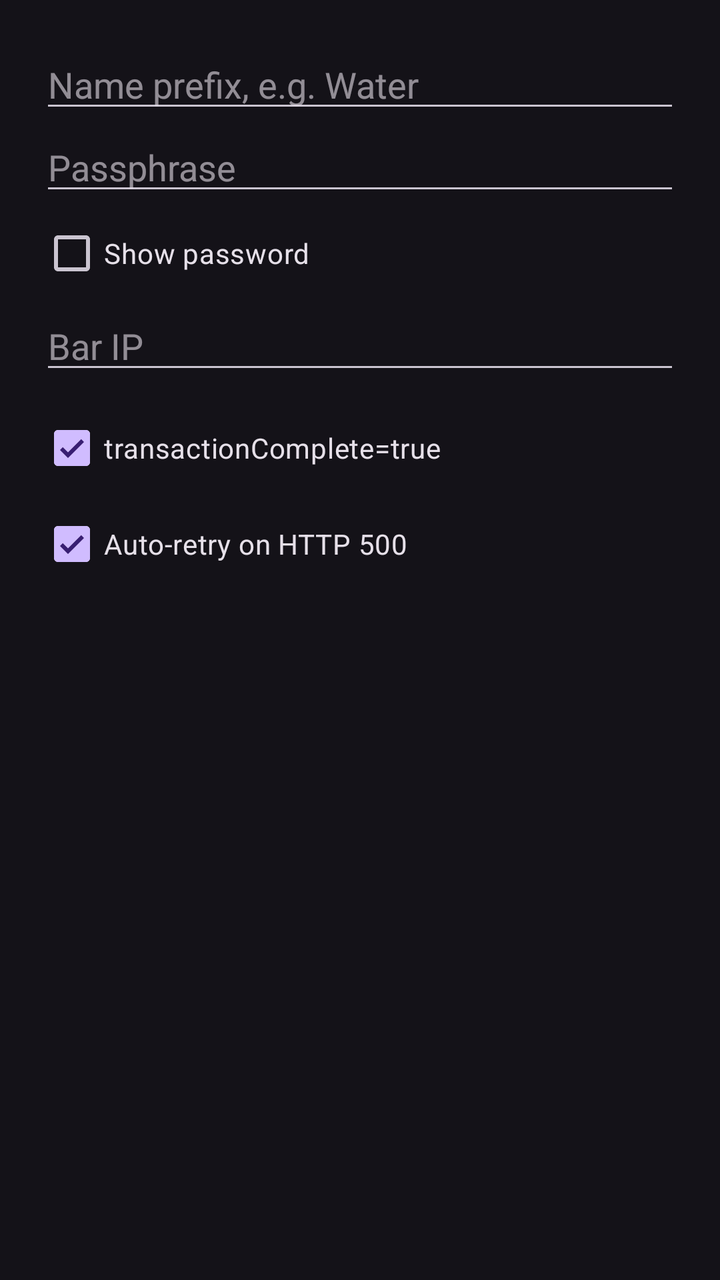
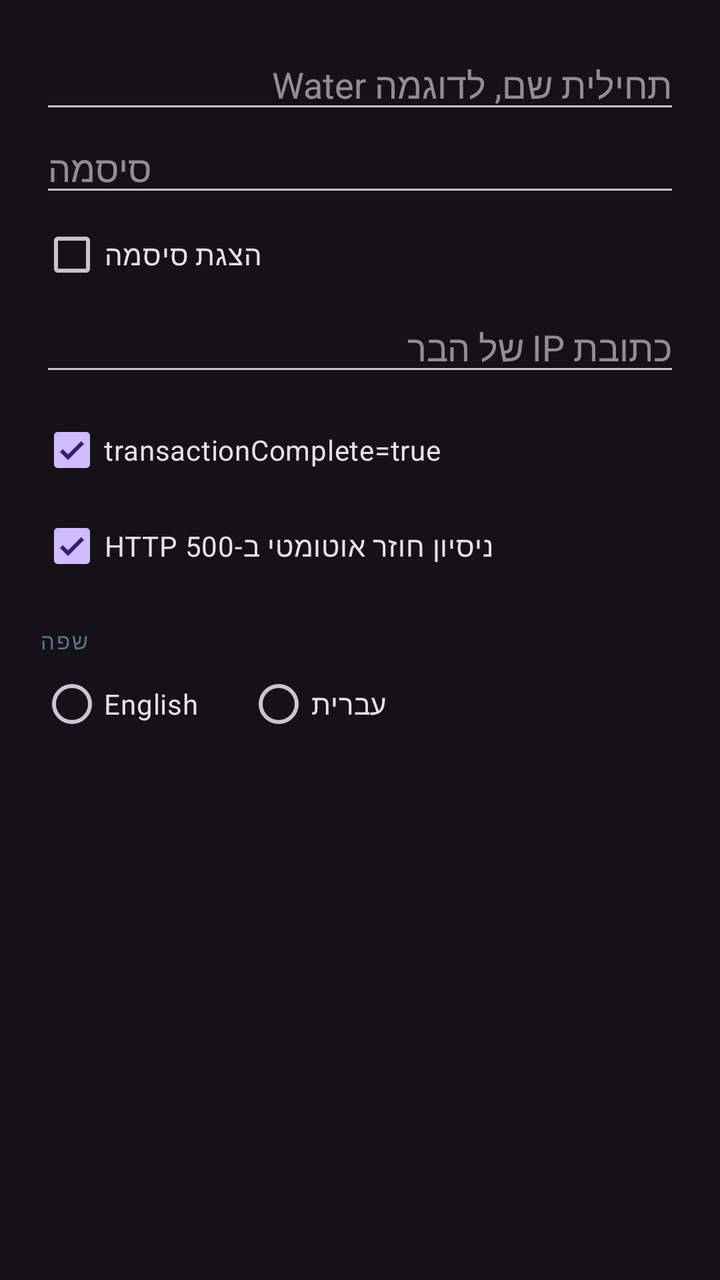

Before-and-after screenshots of an Android layout around one commit, followed by the original layout XML and the change that was made.
<!-- AndroidManifest.xml: application theme Theme.Material3.Dark.NoActionBar -->
<!-- res/layout/dialog_settings.xml -->
<?xml version="1.0" encoding="utf-8"?>
<LinearLayout xmlns:android="http://schemas.android.com/apk/res/android"
    android:layout_width="match_parent"
    android:layout_height="wrap_content"
    android:orientation="vertical"
    android:padding="20dp">

    <EditText
        android:id="@+id/ssidField"
        android:layout_width="match_parent"
        android:layout_height="wrap_content"
        android:hint="Name prefix, e.g. Water"
        android:inputType="text"
        android:textColor="@color/text_primary" />

    <EditText
        android:id="@+id/passField"
        android:layout_width="match_parent"
        android:layout_height="wrap_content"
        android:hint="Passphrase"
        android:inputType="textPassword"
        android:textColor="@color/text_primary" />

    <CheckBox
        android:id="@+id/showPass"
        android:layout_width="wrap_content"
        android:layout_height="wrap_content"
        android:text="Show password" />

    <EditText
        android:id="@+id/ipField"
        android:layout_width="match_parent"
        android:layout_height="wrap_content"
        android:hint="Bar IP"
        android:inputType="text"
        android:textColor="@color/text_primary" />

    <CheckBox
        android:id="@+id/tcCheck"
        android:layout_width="wrap_content"
        android:layout_height="wrap_content"
        android:layout_marginTop="8dp"
        android:checked="true"
        android:text="transactionComplete=true" />

    <CheckBox
        android:id="@+id/retryCheck"
        android:layout_width="wrap_content"
        android:layout_height="wrap_content"
        android:checked="true"
        android:text="Auto-retry on HTTP 500" />
</LinearLayout>
<!-- resources referenced by this layout -->
<resources>
  <color name="text_primary">#E9F3F8</color>
</resources>

<!-- the commit's change to res/layout/dialog_settings.xml (unified diff, before → after) -->
@@ -9,7 +9,7 @@
         android:id="@+id/ssidField"
         android:layout_width="match_parent"
         android:layout_height="wrap_content"
-        android:hint="Name prefix, e.g. Water"
+        android:hint="@string/hint_prefix"
         android:inputType="text"
         android:textColor="@color/text_primary" />
 
@@ -17,7 +17,7 @@
         android:id="@+id/passField"
         android:layout_width="match_parent"
         android:layout_height="wrap_content"
-        android:hint="Passphrase"
+        android:hint="@string/hint_pass"
         android:inputType="textPassword"
         android:textColor="@color/text_primary" />
 
@@ -25,13 +25,13 @@
         android:id="@+id/showPass"
         android:layout_width="wrap_content"
         android:layout_height="wrap_content"
-        android:text="Show password" />
+        android:text="@string/show_password" />
 
     <EditText
         android:id="@+id/ipField"
         android:layout_width="match_parent"
         android:layout_height="wrap_content"
-        android:hint="Bar IP"
+        android:hint="@string/hint_ip"
         android:inputType="text"
         android:textColor="@color/text_primary" />
 
@@ -41,12 +41,41 @@
         android:layout_height="wrap_content"
         android:layout_marginTop="8dp"
         android:checked="true"
-        android:text="transactionComplete=true" />
+        android:text="@string/transaction_complete" />
 
     <CheckBox
         android:id="@+id/retryCheck"
         android:layout_width="wrap_content"
         android:layout_height="wrap_content"
         android:checked="true"
-        android:text="Auto-retry on HTTP 500" />
+        android:text="@string/auto_retry" />
+
+    <TextView
+        android:layout_width="wrap_content"
+        android:layout_height="wrap_content"
+        android:layout_marginTop="16dp"
+        android:letterSpacing="0.08"
+        android:text="@string/language"
+        android:textColor="@color/text_muted"
+        android:textSize="11sp" />
+
+    <RadioGroup
+        android:id="@+id/langGroup"
+        android:layout_width="match_parent"
+        android:layout_height="wrap_content"
+        android:orientation="horizontal">
+
+        <RadioButton
+            android:id="@+id/langEn"
+            android:layout_width="wrap_content"
+            android:layout_height="wrap_content"
+            android:text="@string/lang_en" />
+
+        <RadioButton
+            android:id="@+id/langIw"
+            android:layout_width="wrap_content"
+            android:layout_height="wrap_content"
+            android:layout_marginStart="24dp"
+            android:text="@string/lang_iw" />
+    </RadioGroup>
 </LinearLayout>
<!-- resource entries referenced after the edit -->
@@ -1,5 +1,15 @@
 <!-- resources referenced by this layout -->
 <resources>
+  <color name="text_muted">#5E7386</color>
   <color name="text_primary">#E9F3F8</color>
+  <string name="auto_retry">ניסיון חוזר אוטומטי ב-HTTP 500</string>
+  <string name="hint_ip">כתובת IP של הבר</string>
+  <string name="hint_pass">סיסמה</string>
+  <string name="hint_prefix">תחילית שם, לדוגמה Water</string>
+  <string name="lang_en">English</string>
+  <string name="lang_iw">עברית</string>
+  <string name="language">שפה</string>
+  <string name="show_password">הצגת סיסמה</string>
+  <string name="transaction_complete">transactionComplete=true</string>
 </resources>
 
